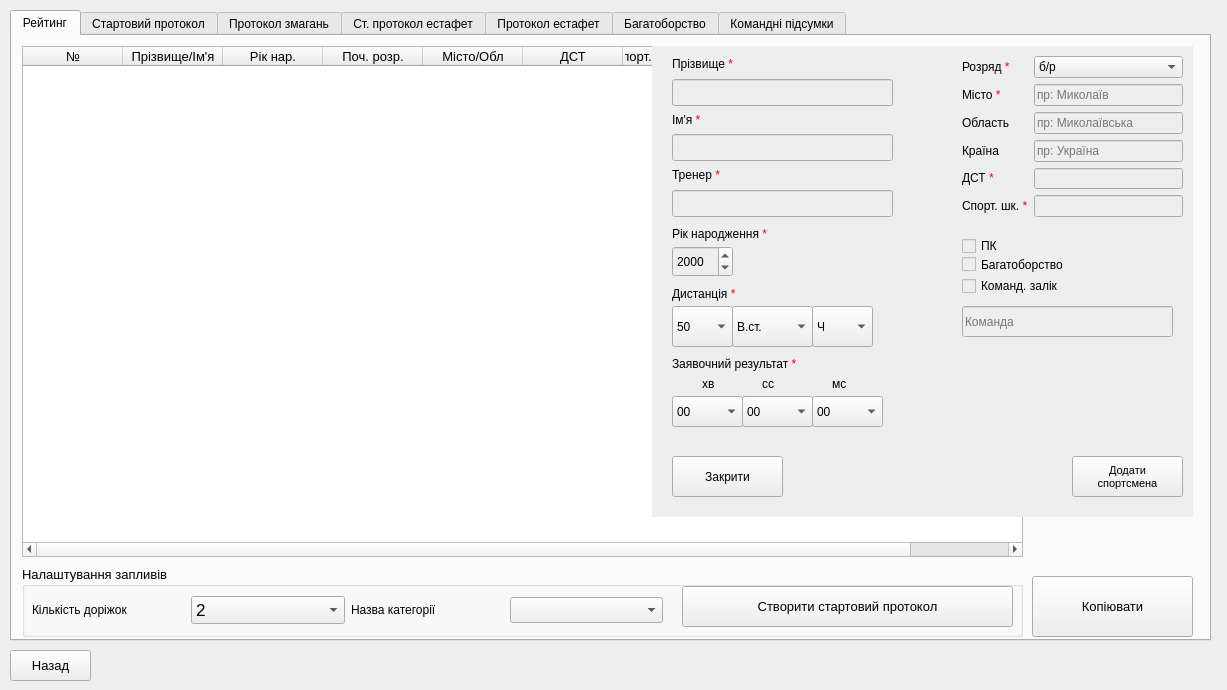
Old version of the form startingprotocol.ui in the repository AgMUH/SwimAssist.
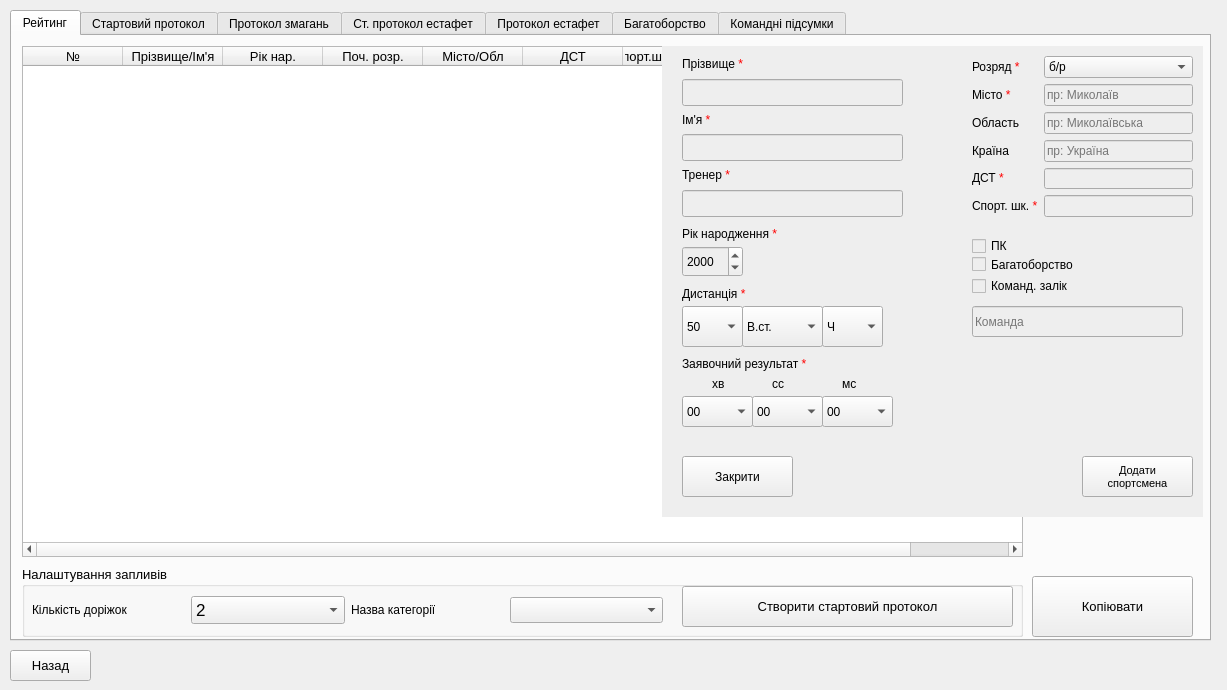
New version of the form.

The edit to the form file:
```diff
--- a/startingprotocol.ui
+++ b/startingprotocol.ui
@@ -144,45 +144,6 @@
 файл</string>
      </property>
     </widget>
-    <widget class="QPushButton" name="pushButton_sortReiting">
-     <property name="geometry">
-      <rect>
-       <x>1020</x>
-       <y>390</y>
-       <width>161</width>
-       <height>61</height>
-      </rect>
-     </property>
-     <property name="font">
-      <font>
-       <pointsize>10</pointsize>
-      </font>
-     </property>
-     <property name="text">
-      <string>Сортувати за
-категорією:</string>
-     </property>
-    </widget>
-    <widget class="QComboBox" name="comboBox_sortBy">
-     <property name="geometry">
-      <rect>
-       <x>1020</x>
-       <y>450</y>
-       <width>161</width>
-       <height>31</height>
-      </rect>
-     </property>
-     <property name="font">
-      <font>
-       <pointsize>11</pointsize>
-      </font>
-     </property>
-     <item>
-      <property name="text">
-       <string/>
-      </property>
-     </item>
-    </widget>
     <widget class="QPushButton" name="pushButton_copyTableReitings">
      <property name="geometry">
       <rect>
@@ -252,7 +213,7 @@
     <widget class="QWidget" name="widget" native="true">
      <property name="geometry">
       <rect>
-       <x>640</x>
+       <x>650</x>
        <y>10</y>
        <width>541</width>
        <height>471</height>
@@ -1988,7 +1949,7 @@
      <property name="geometry">
       <rect>
        <x>1020</x>
-       <y>320</y>
+       <y>250</y>
        <width>161</width>
        <height>61</height>
       </rect>
```
Left out of the diff: 7 changed lines with no effect on the pictures.
